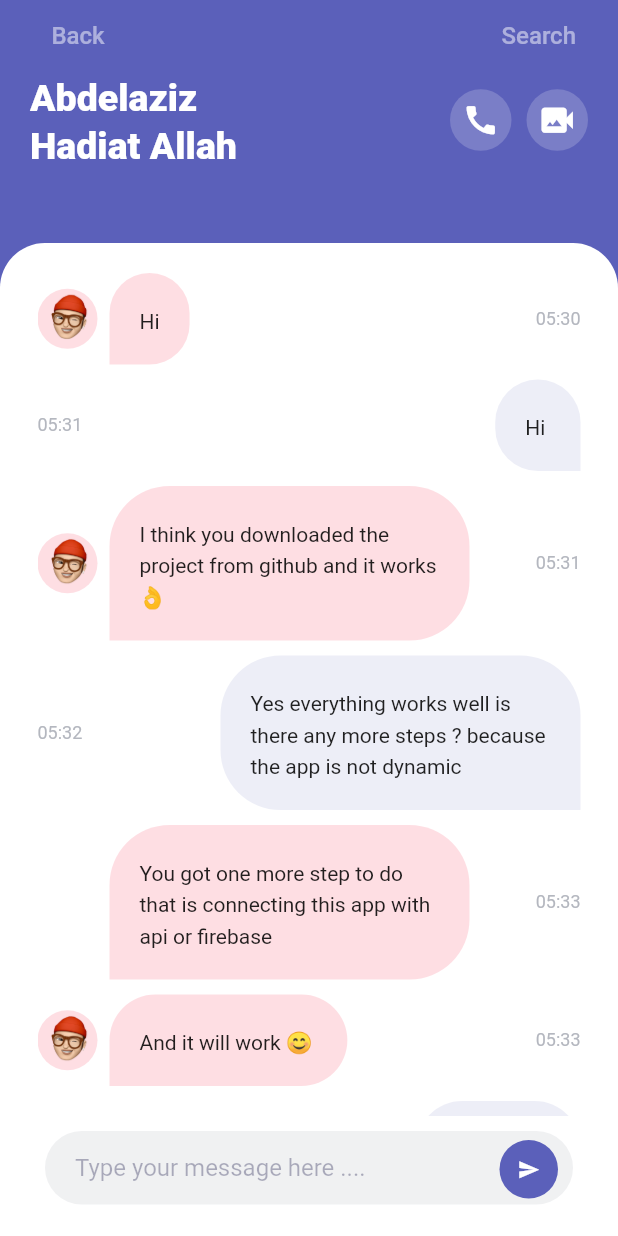
After one commit to ADez3/ChatApp, a Flutter app: the Conversation screen opened directly with sample values from the repository, on a phone screen of 412 x 824 dp. The commit adds this screen. Run offline on Flutter 3.47's test engine with Material 2 defaults, Android fonts, the phone set to English and light mode, and no system bars.

Commit message:
Home Page completed

```diff
--- a/lib/main.dart
+++ b/lib/main.dart
@@ -16,7 +16,10 @@ class MyApp extends StatelessWidget {
   @override
   Widget build(BuildContext context) {
     SystemChrome.setSystemUIOverlayStyle(
-      const SystemUiOverlayStyle(statusBarColor: Colors.transparent),
+      const SystemUiOverlayStyle(
+          statusBarColor: Colors.transparent,
+        systemNavigationBarIconBrightness: Brightness.dark,
+      ),
     );
     return const MaterialApp(
       debugShowCheckedModeBanner: false,
--- a/lib/models/message_model.dart
+++ b/lib/models/message_model.dart
@@ -1,4 +1,5 @@
 import 'package:chatapp/models/user_model.dart';
+import 'package:flutter/material.dart';
 
 
 var users = User.usersList();
@@ -75,4 +76,44 @@ class Message{
       //     isContinue: false),
     ];
   }
+  static List<Message> chatMessages(){
+    return[
+      Message(
+          user: users[0],
+          lastMessage: 'Hi',
+          lastTime: '05:30',
+          isContinue: false),
+      Message(
+          user: me,
+          lastMessage: 'Hi ',
+          lastTime: '05:31',
+          isContinue: false),
+      Message(
+          user: users[0],
+          lastMessage: 'I think you downloaded the project from github and it works 👌',
+          lastTime: '05:31',
+          isContinue: false),
+      Message(
+          user: me,
+          lastMessage: 'Yes everything works well is there any more steps ? because the app is not dynamic',
+          lastTime: '05:32',
+          isContinue: false),
+      Message(
+          user: users[0],
+          lastMessage: 'You got one more step to do that is connecting this app with api or firebase',
+          lastTime: '05:33',
+          isContinue: true),
+      Message(
+          user: users[0],
+          lastMessage: 'And it will work 😊 ',
+          lastTime: '05:33',
+          isContinue: false),
+      Message(
+          user: me,
+          lastMessage: 'OK I will try',
+          lastTime: '05:33',
+          isContinue: false),
+    ];
+  }
 }
+var me = User(id: 0, fName: 'User', lName: 'User', avatar: 'assets/images/user0.png', bgColor: const Color(0xFFFDBEC8));
--- /dev/null
+++ b/lib/screens/conversation/widgets/contact_info.dart
@@ -0,0 +1,46 @@
+import 'package:chatapp/models/message_model.dart';
+import 'package:flutter/material.dart';
+
+class ContactInfo extends StatelessWidget {
+  final Message message;
+
+  ContactInfo(this.message);
+
+  @override
+  Widget build(BuildContext context) {
+    return Container(
+      padding: const EdgeInsets.symmetric(horizontal: 20),
+      child: Row(
+        mainAxisAlignment: MainAxisAlignment.spaceBetween,
+        children: [
+          Text(
+              '${message.user.fName}\n${message.user.lName}',
+              style: const TextStyle(
+                fontSize: 25,
+                fontWeight: FontWeight.w800,
+                color: Colors.white,
+                height: 1.3,
+              ),
+          ),
+          Row(
+            children: [
+              _callButton(Icons.call),
+              SizedBox(width: 10,),
+              _callButton(Icons.video_camera_back),
+            ],
+          )
+        ],
+      ),
+    );
+  }
+
+  _callButton(IconData iconData) =>
+      Container(
+        padding: EdgeInsets.all(8),
+        decoration: const BoxDecoration(
+          shape: BoxShape.circle,
+          color: Color(0x30FFFFFF),
+        ),
+        child: Icon( iconData,color: Colors.white,size: 25,),
+      );
+}
--- a/lib/screens/conversation/widgets/conversation.dart
+++ b/lib/screens/conversation/widgets/conversation.dart
@@ -0,0 +1,25 @@
+import 'package:chatapp/constants/colors.dart';
+import 'package:chatapp/models/message_model.dart';
+import 'package:chatapp/screens/conversation/widgets/contact_info.dart';
+import 'package:chatapp/screens/conversation/widgets/conversation_appbar.dart';
+import 'package:chatapp/screens/conversation/widgets/conversation_message.dart';
+import 'package:flutter/material.dart';
+
+class Conversation extends StatelessWidget {
+  final Message message;
+  Conversation(this.message);
+
+  @override
+  Widget build(BuildContext context) {
+    return Scaffold(
+      backgroundColor: kPrimary,
+      body: Column(
+        children: [
+            ConAppBar(),
+            ContactInfo(message),
+            Expanded(child: ConversationMessage()),
+        ],
+      ),
+    );
+  }
+}
--- a/lib/screens/conversation/widgets/conversation_appbar.dart
+++ b/lib/screens/conversation/widgets/conversation_appbar.dart
@@ -0,0 +1,39 @@
+import 'package:flutter/material.dart';
+
+class ConAppBar extends StatelessWidget {
+  @override
+  Widget build(BuildContext context) {
+    return Container(
+      padding: EdgeInsets.only(
+        top: MediaQuery.of(context).padding.top,
+        left: 20,
+        right: 20
+      ),
+      child: Row(
+          mainAxisAlignment: MainAxisAlignment.spaceBetween,
+        children: [
+          TextButton(
+            onPressed: () => Navigator.of(context).pop(),
+            child: Text(
+              'Back',
+              style: TextStyle(
+                  color: Colors.white.withOpacity(0.5),
+                fontSize: 16,
+              ),
+            ),
+          ),
+          TextButton(
+            onPressed: () {},
+            child: Text(
+              'Search',
+              style: TextStyle(
+                  color: Colors.white.withOpacity(0.5),
+                fontSize: 16,
+              ),
+            ),
+          ),
+        ],
+      ),
+    );
+  }
+}
--- /dev/null
+++ b/lib/screens/conversation/widgets/conversation_message.dart
@@ -0,0 +1,144 @@
+import 'package:chatapp/constants/colors.dart';
+import 'package:chatapp/models/message_model.dart';
+import 'package:flutter/material.dart';
+
+class ConversationMessage extends StatelessWidget {
+  final myId = 0;
+  final list = Message.chatMessages();
+
+  ConversationMessage({Key? key}) : super(key: key);
+
+  @override
+  Widget build(BuildContext context) {
+    return Stack(
+      children: [
+        Container(
+          margin: const EdgeInsets.only(top: 50),
+          decoration: const BoxDecoration(
+            color: Colors.white,
+            borderRadius: BorderRadius.only(
+              topRight: Radius.circular(30),
+              topLeft: Radius.circular(30),
+            ),
+          ),
+          padding: const EdgeInsets.fromLTRB(25, 20, 25, 80),
+          child: ListView.separated(
+            padding: EdgeInsets.zero,
+              physics: BouncingScrollPhysics(),
+              itemBuilder: (context,index) =>
+            list[index].user.id == myId ? _sendMessage(list[index]) : _receiveMessage(list[index]),
+              separatorBuilder: (_,index){return const SizedBox(height: 10,);},
+              itemCount: list.length,
+          ),
+        ),
+        Align(
+          alignment: Alignment.bottomCenter,
+          child: Container(
+            margin: const EdgeInsets.only(bottom: 20,left: 30,right: 30),
+            height: 50,
+            width: double.infinity,
+            child: Stack(children: [
+              TextField(
+                decoration: InputDecoration(
+                  fillColor: kGreyLight.withOpacity(0.2),
+                  filled: true,
+                  contentPadding: EdgeInsets.only(left: 20,top: 15,right:5,bottom: 15,),
+                  border: OutlineInputBorder(
+                    borderRadius: BorderRadius.circular(30),
+                    borderSide: BorderSide.none,
+                  ),
+                  suffixIcon: const Icon(Icons.send,color: Colors.orange,),
+                  hintText: 'Type your message here ....',
+                  hintStyle: TextStyle(color : kPrimaryDark.withOpacity(0.3),),
+                ),
+              ),
+              Positioned(
+                  bottom: 5,
+                  right: 10,
+                  child: Container(
+                    padding: const EdgeInsets.all(12),
+                    decoration: BoxDecoration(
+                      shape: BoxShape.circle,
+                      color: kPrimary,
+                    ),
+                    child: const Icon(Icons.send,color: Colors.white,size: 15,),
+                  ),
+              ),
+            ],),
+          ),
+        ),
+      ],
+    );
+  }
+
+  _receiveMessage(Message message) {
+     return Row(
+       mainAxisAlignment: MainAxisAlignment.spaceBetween,
+       children: [
+         Row(
+           children: [
+             message.isContinue ?
+             const SizedBox(width: 40,) :
+             CircleAvatar(
+               child:Image.asset(message.user.avatar),
+               backgroundColor: message.user.bgColor.withOpacity(0.5),
+             ),
+             const SizedBox(width: 8,),
+             Container(
+               padding: const EdgeInsets.all(20),
+               decoration: BoxDecoration(
+                 color: message.user.bgColor.withOpacity(0.5),
+                 borderRadius: const BorderRadius.only(
+                   topLeft: Radius.circular(40),
+                   topRight: Radius.circular(40),
+                   bottomRight: Radius.circular(40),
+                 ),
+               ),
+               child: ConstrainedBox(
+                 constraints: const BoxConstraints(maxWidth: 200),
+                 child: Text(message.lastMessage,style: const TextStyle(
+                   height: 1.5,
+                 ),),
+               ),
+             ),
+           ],
+         ),
+         Text(message.lastTime,
+           style: const TextStyle(
+             color: kGreyLight,
+             fontSize: 12,
+           ),),
+       ],
+     );
+  }
+
+  _sendMessage(Message message) {
+    return Row(
+      mainAxisAlignment: MainAxisAlignment.spaceBetween,
+      children: [
+        Text(message.lastTime,
+        style: const TextStyle(
+          color: kGreyLight,
+          fontSize: 12,
+        ),),
+        Container(
+          padding: const EdgeInsets.all(20),
+          decoration: const BoxDecoration(
+            color: kPrimaryLight,
+            borderRadius: BorderRadius.only(
+              topLeft: Radius.circular(40),
+              topRight: Radius.circular(40),
+              bottomLeft: Radius.circular(40),
+            ),
+          ),
+          child: ConstrainedBox(
+            constraints: const BoxConstraints(maxWidth: 200),
+            child: Text(message.lastMessage,style: const TextStyle(
+              height: 1.5,
+            ),),
+          ),
+        ),
+      ],
+    );
+  }
+}
--- a/lib/screens/home/home.dart
+++ b/lib/screens/home/home.dart
@@ -20,7 +20,7 @@ class HomePage extends StatelessWidget {
             const Padding(
               padding: EdgeInsets.only(left: 25.0,top: 30),
               child: Text(
-                'Chat App \n or Shut Up',
+                'Chat with \n your friends',
                 style: TextStyle(
                   color: Colors.white,
                   fontWeight: FontWeight.bold,
--- a/lib/screens/home/widgets/recent_contacts.dart
+++ b/lib/screens/home/widgets/recent_contacts.dart
@@ -24,7 +24,7 @@ class RecentContacts extends StatelessWidget {
             backgroundColor: kIcons,
             radius: 25,
           ),
-          const SizedBox(width: 10,),
+          const SizedBox(width: 20,),
           Expanded(
             child: ListView.separated(
               physics: const BouncingScrollPhysics(),
@@ -35,7 +35,7 @@ class RecentContacts extends StatelessWidget {
                 child: Image.asset(contactsList[index].avatar,height: 40,),
               ),
               separatorBuilder: (_, index) => const SizedBox(
-                width: 10,
+                width: 20,
               ),
               itemCount: contactsList.length,
             ),
--- a/lib/screens/home/widgets/recent_messages.dart
+++ b/lib/screens/home/widgets/recent_messages.dart
@@ -1,4 +1,5 @@
 import 'package:chatapp/models/message_model.dart';
+import 'package:chatapp/screens/conversation/widgets/conversation.dart';
 import 'package:flutter/cupertino.dart';
 import 'package:flutter/material.dart';
 
@@ -27,16 +28,26 @@ class RecentMessages extends StatelessWidget {
   Widget rcmessages() {
     return ListView.separated(
       physics: const BouncingScrollPhysics(),
-      itemBuilder: (context, index) => messagebuilder(index),
+      itemBuilder: (context, index) => messagebuilder(context ,index),
       separatorBuilder: (_, index) => const SizedBox(
-        height: 20,
+        height: 22,
       ),
       itemCount: messagesList.length,
     );
   }
 
-  messagebuilder(int index) {
-    return Row(
+  messagebuilder(BuildContext context,int index) {
+    return GestureDetector(
+      onTap: ()
+      {
+        Navigator.of(context).push(MaterialPageRoute(
+            builder: (context) =>  Conversation(
+              messagesList[index],
+            ),
+        )
+        );
+      },
+      child: Row(
         children: [
           CircleAvatar(
             child: Image.asset(
@@ -93,6 +104,7 @@ class RecentMessages extends StatelessWidget {
             ),
           ),
         ],
+      ),
     );
   }
 }
```
Lines whose indentation alone changed are shown as unchanged.
